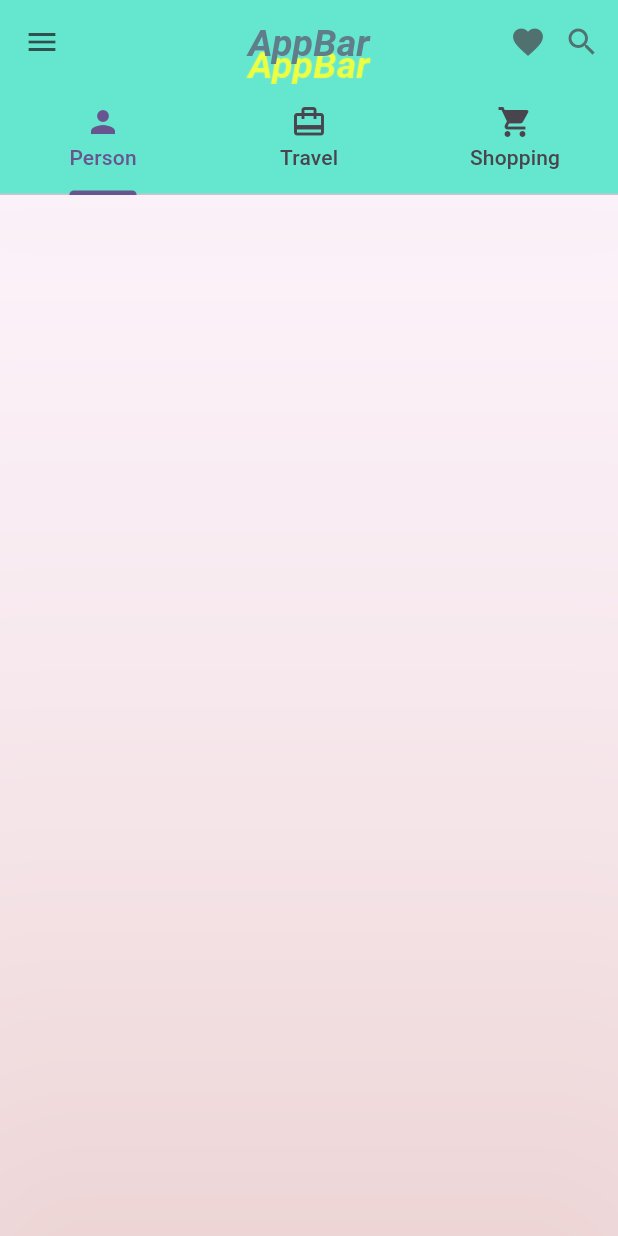
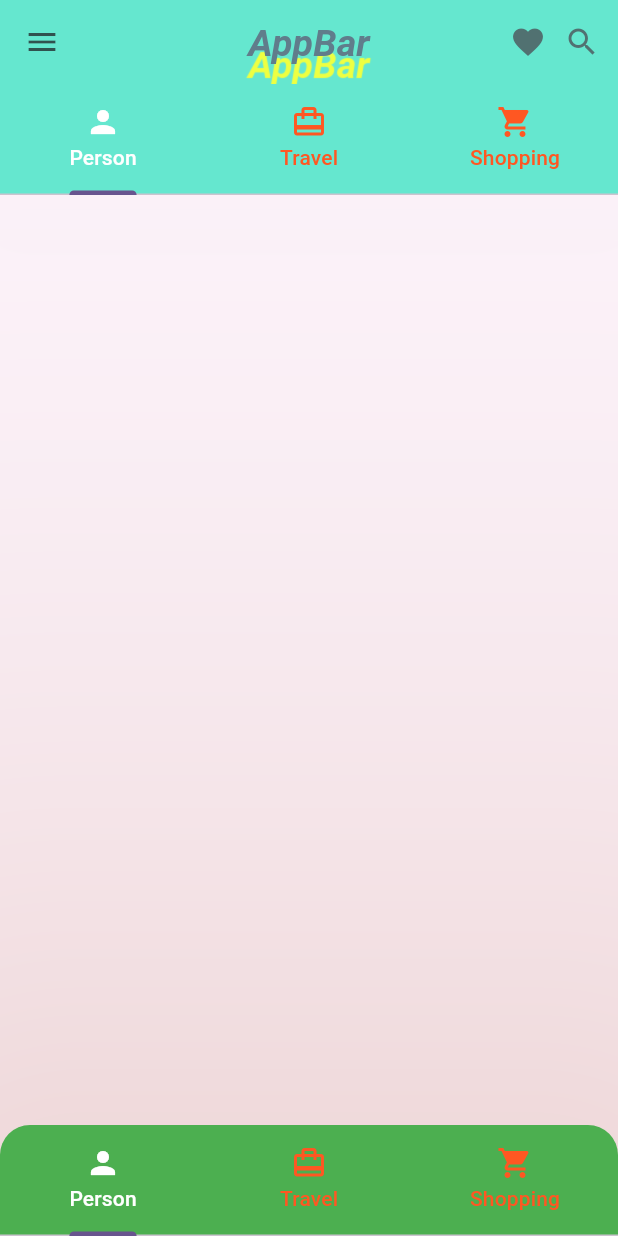
Before and after one commit to Maha6468/all_widget, a Flutter app: the AppBar_T screen opened directly, after a tap on the "search" icon, on a phone screen of 412 x 824 dp. Run offline on Flutter 3.47's test engine with Material 3 defaults, Android fonts, the phone set to English and light mode, and no system bars; statements that could not run were skipped.

Commit message:
Buttom TabBar,label Colors

```diff
--- a/lib/widget/appBar.dart
+++ b/lib/widget/appBar.dart
@@ -47,11 +47,13 @@ class _AppBar_TState extends State<AppBar_T> with SingleTickerProviderStateMixin
         actions: [
           Icon(Icons.favorite),
           IconButton(onPressed: (){
-            print('this is iconButton');
+            print('This is iconButton');
           },icon:Icon(Icons.search))
         ],
         bottom: TabBar(
           controller: _tabController,
+          labelColor: Colors.white,
+          unselectedLabelColor: Colors.deepOrange,
           tabs: [
             Tab(icon: Icon(Icons.person),
             text: 'Person',),
@@ -62,6 +64,25 @@ class _AppBar_TState extends State<AppBar_T> with SingleTickerProviderStateMixin
           ],
         ),
         ),
+      bottomNavigationBar: Material(
+        color: Colors.green,
+        shape: RoundedRectangleBorder(
+          borderRadius: BorderRadiusGeometry.only(topRight: Radius.circular(20),topLeft: Radius.circular(20))
+        ),
+        child: TabBar(
+          controller: _tabController,
+          labelColor: Colors.white,
+          unselectedLabelColor: Colors.deepOrange,
+          tabs: [
+            Tab(icon: Icon(Icons.person),
+              text: 'Person',),
+            Tab(icon: Icon(Icons.card_travel),
+              text: 'Travel',),
+            Tab(icon: Icon(Icons.shopping_cart),
+              text: 'Shopping',)
+          ],
+        ),
+      ),
     );
   }
 }
```
